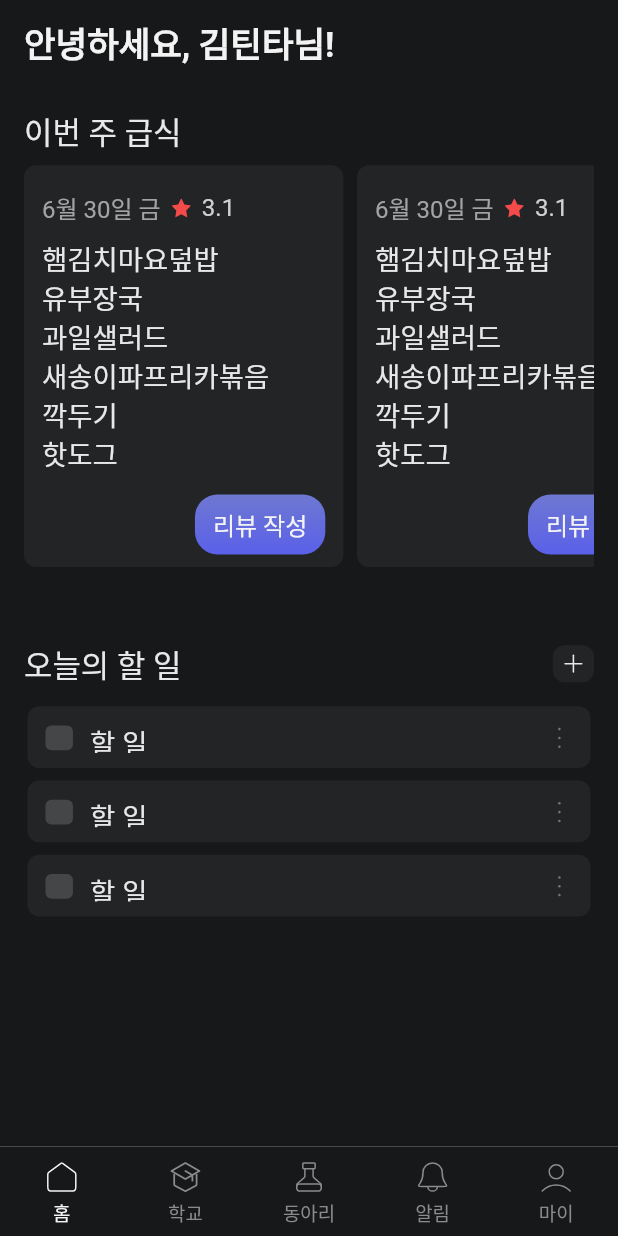
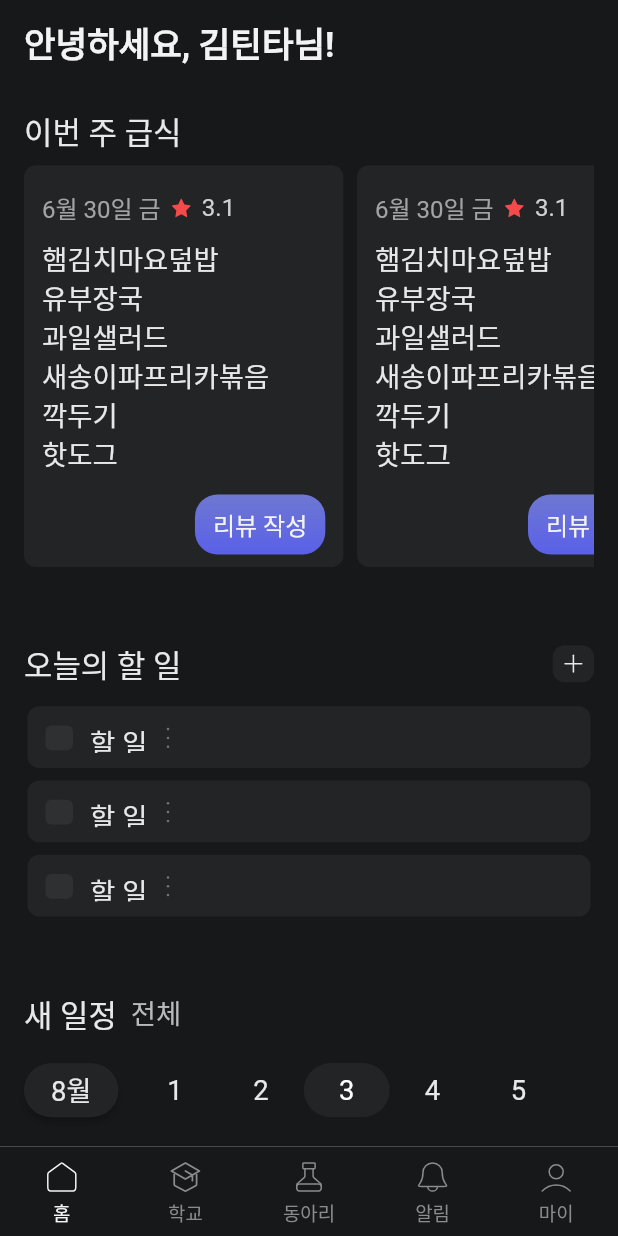
Before and after one commit to teentime/teentime-client-app, a Flutter app: the screen it shows after launch, on a phone screen of 412 x 824 dp. Run offline on Flutter 3.47's test engine with Material 2 defaults, Android fonts, the phone set to English and light mode, and no system bars; our stand-ins replace carousel_slider, flutter_screenutil, flutter_svg, month_picker_dialog; Roboto replaces fonts that are missing (Pretendard).

Commit message:
feat: calendar 위젯 구현

```diff
--- a/lib/screens/home.dart
+++ b/lib/screens/home.dart
@@ -2,6 +2,8 @@ import 'package:flutter/material.dart';
 import 'package:flutter_screenutil/flutter_screenutil.dart';
 import 'package:flutter_svg/flutter_svg.dart';
 import 'package:teentime/src/colors.dart';
+import 'package:teentime/widgets/calendar.dart';
+import 'package:teentime/widgets/home/calendar_card.dart';
 import 'package:teentime/widgets/home/meal_card.dart';
 import 'package:teentime/widgets/home/todo_card.dart';
 
@@ -11,6 +13,13 @@ class Home extends StatefulWidget {
 }
 
 class __HomeState extends State<Home> {
+  bool isNewTabSelected = true;
+  void onTabSelected(bool isSelected) {
+    setState(() {
+      isNewTabSelected = isSelected;
+    });
+  }
+
   @override
   Widget build(BuildContext context) {
     return Scaffold(
@@ -98,6 +107,53 @@ class __HomeState extends State<Home> {
               SizedBox(height: 8.h),
               TodoCard(),
               SizedBox(height: 48.h),
+              Row(
+                children: [
+                  GestureDetector(
+                    onTap: () {
+                      onTabSelected(true);
+                    },
+                    child: Container(
+                      child: Text(
+                        '새 일정',
+                        style: TextStyle(
+                          color: isNewTabSelected
+                              ? AppColors.dark10
+                              : AppColors.dark08,
+                          fontSize: isNewTabSelected ? 18.sp : 16.sp,
+                          fontWeight: isNewTabSelected
+                              ? FontWeight.w500
+                              : FontWeight.normal,
+                        ),
+                      ),
+                    ),
+                  ),
+                  SizedBox(width: 8.w),
+                  GestureDetector(
+                    onTap: () {
+                      onTabSelected(false);
+                    },
+                    child: Text(
+                      '전체',
+                      style: TextStyle(
+                        color: isNewTabSelected
+                            ? AppColors.dark08
+                            : AppColors.dark10,
+                        fontSize: isNewTabSelected ? 16.sp : 18.sp,
+                        fontWeight: isNewTabSelected
+                            ? FontWeight.normal
+                            : FontWeight.w500,
+                      ),
+                    ),
+                  ),
+                ],
+              ),
+              SizedBox(height: 12.h),
+              Calendar(),
+              SizedBox(height: 18.h),
+              CalendarCard(),
+              SizedBox(height: 8.h),
+              CalendarCard(),
             ],
           ),
         ),
--- /dev/null
+++ b/lib/widgets/calendar.dart
@@ -0,0 +1,119 @@
+import 'package:flutter/material.dart';
+import 'package:flutter_screenutil/flutter_screenutil.dart';
+import 'package:intl/intl.dart';
+import 'package:teentime/src/colors.dart';
+import 'package:month_picker_dialog/month_picker_dialog.dart';
+
+class Calendar extends StatefulWidget {
+  @override
+  State<StatefulWidget> createState() => _CalendarState();
+}
+
+class _CalendarState extends State<Calendar> {
+  DateTime selectedDate = DateTime.now();
+  int selectedDay = DateTime.now().day;
+
+  Future<void> _selectMonth(BuildContext context) async {
+    DateTime? newSelectedDate = await showMonthPicker(
+      context: context,
+      initialDate: DateTime.now(),
+      firstDate: DateTime(DateTime.now().year - 1),
+      lastDate: DateTime(DateTime.now().year + 1),
+    );
+
+    if (newSelectedDate != null) {
+      setState(() {
+        selectedDate = newSelectedDate;
+        selectedDay = newSelectedDate.day;
+      });
+    }
+  }
+
+  List<int> _generateDaysInMonth(int year, int month) {
+    final daysInMonth = DateTime(year, month + 1, 0).day;
+    return List.generate(daysInMonth, (index) => index + 1);
+  }
+
+  @override
+  Widget build(BuildContext context) {
+    return Column(
+      crossAxisAlignment: CrossAxisAlignment.start,
+      children: [
+        Row(
+          children: [
+            SizedBox(
+              width: 55.w,
+              child: ElevatedButton(
+                onPressed: () => _selectMonth(context),
+                style: ElevatedButton.styleFrom(
+                  backgroundColor: AppColors.dark12,
+                  shape: RoundedRectangleBorder(
+                    borderRadius: BorderRadius.circular(21),
+                  ),
+                ),
+                child: Text(
+                  DateFormat('M월').format(selectedDate),
+                  style: TextStyle(
+                    fontSize: 16.sp,
+                    fontWeight: FontWeight.normal,
+                    color: AppColors.dark10,
+                  ),
+                ),
+              ),
+            ),
+            SizedBox(width: 8.w),
+            Expanded(
+              child: SingleChildScrollView(
+                scrollDirection: Axis.horizontal,
+                child: Row(
+                  children: _generateDaysInMonth(
+                    selectedDate.year,
+                    selectedDate.month,
+                  ).map((day) {
+                    return SizedBox(
+                      width: 50.w,
+                      height: 35.h,
+                      child: ElevatedButton(
+                        onPressed: () {
+                          setState(() {
+                            selectedDay = day;
+                          });
+                        },
+                        style: ElevatedButton.styleFrom(
+                          backgroundColor: selectedDay == day
+                              ? AppColors.dark12
+                              : AppColors.dark01,
+                          shadowColor: Colors.transparent,
+                          shape: RoundedRectangleBorder(
+                            borderRadius: BorderRadius.circular(21),
+                          ),
+                        ),
+                        child: Container(
+                          child: Column(
+                            mainAxisAlignment: MainAxisAlignment.center,
+                            children: [
+                              Text(
+                                day.toString(),
+                                style: TextStyle(
+                                  fontSize: 16.sp,
+                                  fontWeight: FontWeight.normal,
+                                  color: selectedDay == day
+                                      ? Colors.white
+                                      : AppColors.dark10,
+                                ),
+                              ),
+                            ],
+                          ),
+                        ),
+                      ),
+                    );
+                  }).toList(),
+                ),
+              ),
+            ),
+          ],
+        ),
+      ],
+    );
+  }
+}
--- a/lib/widgets/home/todo_card.dart
+++ b/lib/widgets/home/todo_card.dart
@@ -33,7 +33,7 @@ class __TodoCardState extends State<TodoCard> {
               width: 16.w,
               height: 16.h,
               decoration: BoxDecoration(
-                color: _isCompleted ? AppColors.main : AppColors.dark03,
+                color: _isCompleted ? AppColors.main : AppColors.dark02,
                 borderRadius: BorderRadius.circular(4),
               ),
               child: _isCompleted
@@ -46,6 +46,9 @@ class __TodoCardState extends State<TodoCard> {
             ),
           ),
           SizedBox(width: 10.w),
+          Row(
+            mainAxisAlignment: MainAxisAlignment.spaceBetween,
+            children: [
               Text(
                 '할 일',
                 style: TextStyle(
@@ -57,7 +60,6 @@ class __TodoCardState extends State<TodoCard> {
                       : TextDecoration.none,
                 ),
               ),
-          SizedBox(width: 228.w),
               InkWell(
                 onTap: () {},
                 child: SvgPicture.asset(
@@ -68,6 +70,8 @@ class __TodoCardState extends State<TodoCard> {
               )
             ],
           ),
+        ],
+      ),
     );
   }
 }
--- a/pubspec.yaml
+++ b/pubspec.yaml
@@ -39,6 +39,8 @@ dependencies:
   flutter_screenutil: ^5.8.4
   carousel_slider: ^4.2.1
   smooth_page_indicator: ^1.0.2
+  intl: ^0.18.0
+  month_picker_dialog: ^2.0.0
 
 dev_dependencies:
   flutter_test:
```
Also changed, not shown: lib/widgets/home/calendar_card.dart (+80 -1 lines), assets/icons/calendar_alarm.svg (added), assets/icons/calendar_filled_alarm.svg (added), pubspec.lock. Lines whose indentation alone changed are shown as unchanged.
